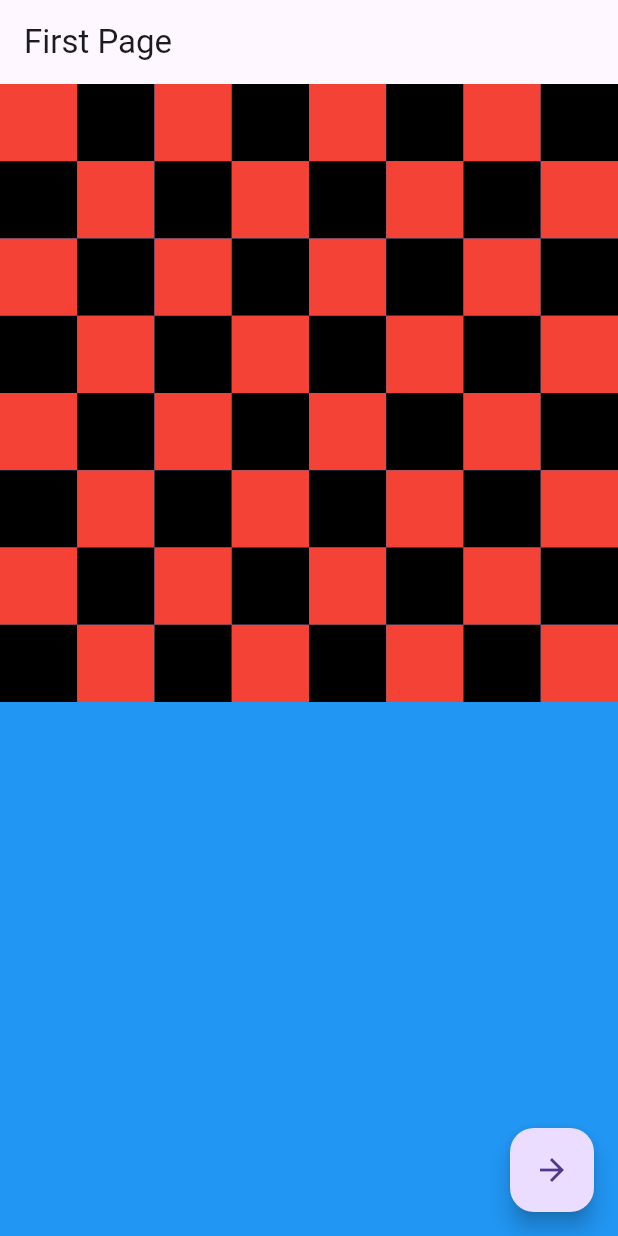
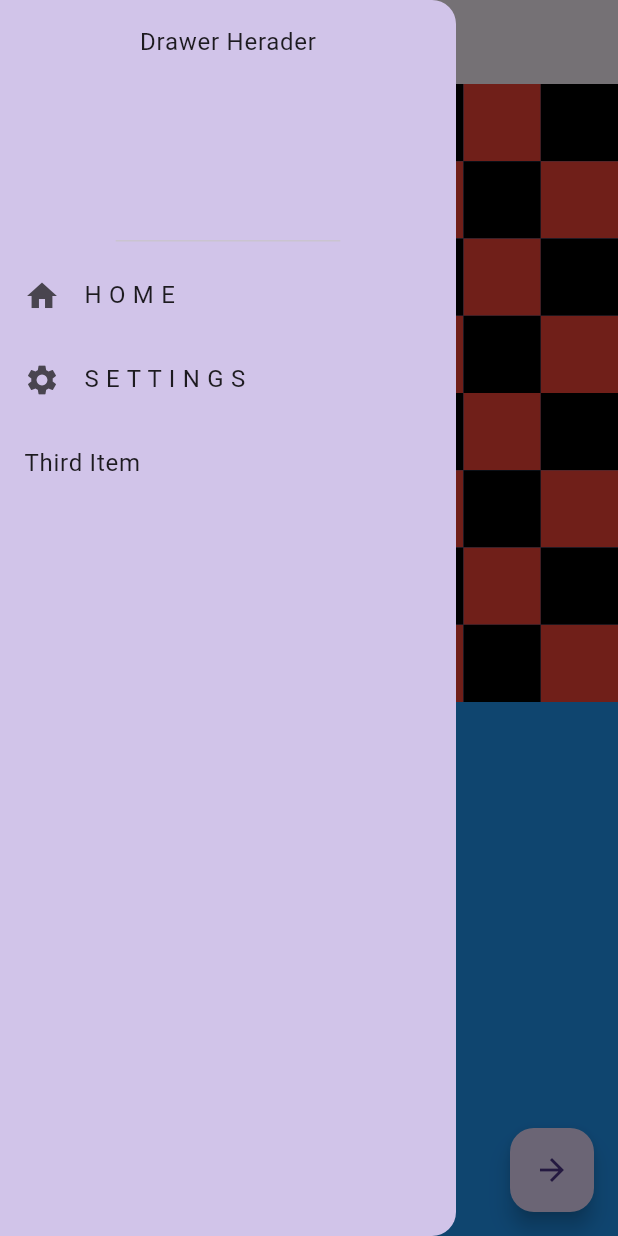
Before and after one commit to mseaman26/flutter-practice, a Flutter app: the screen it shows after launch, with the side drawer open (before the commit the screen has no drawer), on a phone screen of 412 x 824 dp. Run offline on Flutter 3.47's test engine with Material 3 defaults, Android fonts, the phone set to English and light mode, and no system bars.

Commit message:
navigating with drawer

```diff
--- a/lib/main.dart
+++ b/lib/main.dart
@@ -2,7 +2,8 @@
 
 import 'package:flutter/material.dart';
 import 'package:flutter_app/pages/first_page.dart';
-import 'package:flutter_app/pages/second_page.dart';
+import 'package:flutter_app/pages/home.dart';
+import 'package:flutter_app/pages/settings.dart';
 
 void main(){
   runApp(MyApp());
@@ -19,7 +20,8 @@ class MyApp extends StatelessWidget{
       home: FirstPage(),
       routes: {
         '/first': (context) => FirstPage(),
-        '/second': (context) => SecondPage(),
+        '/home': (context) => Home(),
+        '/settings': (context) => Settings(),
       },
     );
   }
--- a/lib/pages/first_page.dart
+++ b/lib/pages/first_page.dart
@@ -7,6 +7,40 @@ class FirstPage extends StatelessWidget{
       appBar: AppBar(
         title: Text('First Page'),
       ),
+      drawer: Drawer(
+        backgroundColor: Colors.deepPurple[100],
+        child: Column(
+          children: [
+            DrawerHeader(
+              child:
+                Text('Drawer Herader')
+            ),
+            ListTile(
+              title: Text('H O M E'),
+              leading: Icon(Icons.home),
+              onTap: (){
+                Navigator.pop(context);
+                Navigator.pushNamed(context, '/home');
+                // Navigator.pop(context);
+              },
+            ),
+            ListTile(
+              title: Text('S E T T I N G S'),
+              leading: Icon(Icons.settings),
+              onTap: (){
+                Navigator.pop(context);
+                Navigator.pushNamed(context, '/settings');
+              },
+            ),
+            ListTile(
+              title: Text('Third Item'),
+              onTap: (){
+                Navigator.pop(context);
+              },
+            ),
+          ],
+        ),
+        ),
 
       backgroundColor: Colors.blue,
       body: GridView.builder(
```
Also changed, not shown: lib/pages/home.dart (added, +21 -0 lines), lib/pages/second_page.dart (deleted, +0 -23 lines), lib/pages/settings.dart (added, +13 -0 lines).
